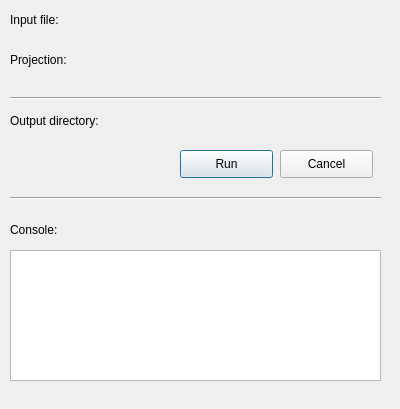
First picture: the form in rasterizor/rasterizor_dialog_base.ui, repository FLO-2DKaren/FLO-2D-Rasterizor, before the edit.
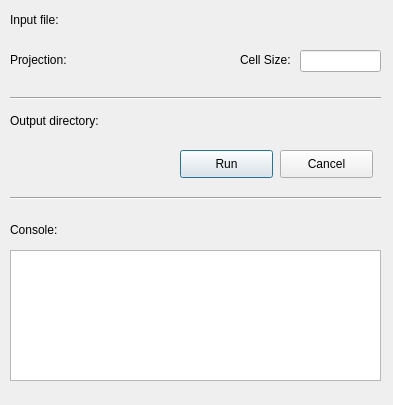
Second picture: the form after the edit. Custom widgets are drawn as their Qt base class.

Patch:
```diff
--- a/rasterizor/rasterizor_dialog_base.ui
+++ b/rasterizor/rasterizor_dialog_base.ui
@@ -6,8 +6,8 @@
    <rect>
     <x>0</x>
     <y>0</y>
-    <width>400</width>
-    <height>409</height>
+    <width>393</width>
+    <height>405</height>
    </rect>
   </property>
   <property name="windowTitle">
@@ -31,7 +31,7 @@
     <rect>
      <x>80</x>
      <y>50</y>
-     <width>301</width>
+     <width>151</width>
      <height>27</height>
     </rect>
    </property>
@@ -166,6 +166,32 @@
     <string>Projection:</string>
    </property>
   </widget>
+  <widget class="QLabel" name="cellSizeLabel">
+   <property name="geometry">
+    <rect>
+     <x>240</x>
+     <y>50</y>
+     <width>71</width>
+     <height>20</height>
+    </rect>
+   </property>
+   <property name="text">
+    <string>Cell Size:</string>
+   </property>
+  </widget>
+  <widget class="QLineEdit" name="cellSize">
+   <property name="geometry">
+    <rect>
+     <x>300</x>
+     <y>50</y>
+     <width>81</width>
+     <height>22</height>
+    </rect>
+   </property>
+   <property name="inputMethodHints">
+    <set>Qt::ImhNone</set>
+   </property>
+  </widget>
  </widget>
  <customwidgets>
   <customwidget>
```
